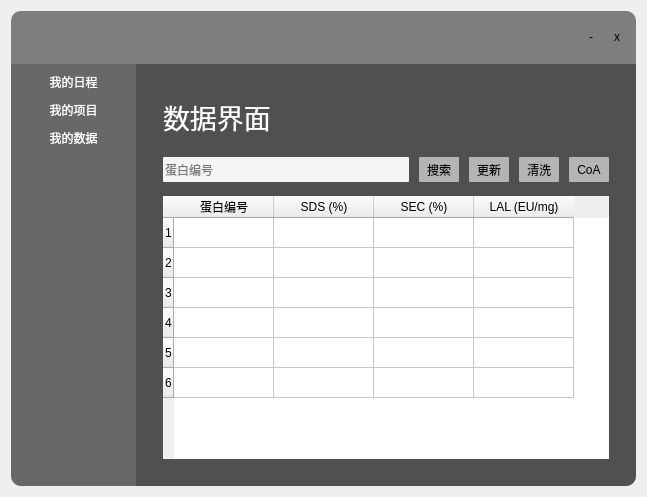
Qt form main.ui (dongfeixiang/QCseek) before a commit.
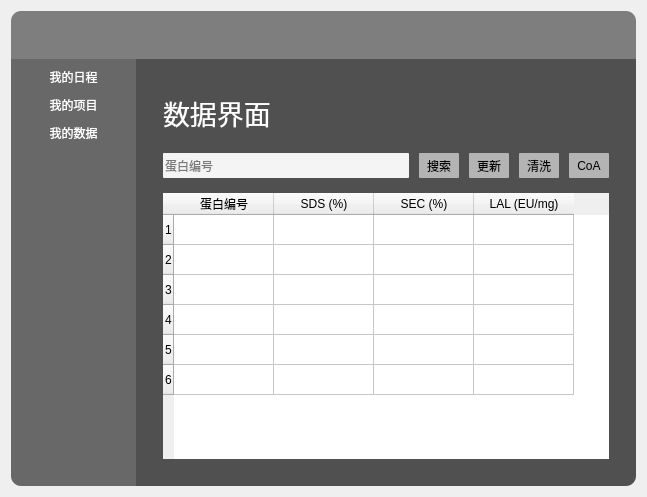
The same form after that commit. Icons and pictures are not drawn.

What changed in the file:
```diff
--- a/main.ui
+++ b/main.ui
@@ -69,6 +69,64 @@
          <enum>QFrame::Raised</enum>
         </property>
         <layout class="QHBoxLayout" name="horizontalLayout_6">
+         <property name="leftMargin">
+          <number>0</number>
+         </property>
+         <property name="topMargin">
+          <number>0</number>
+         </property>
+         <property name="rightMargin">
+          <number>0</number>
+         </property>
+         <property name="bottomMargin">
+          <number>0</number>
+         </property>
+         <item>
+          <widget class="QFrame" name="frame_15">
+           <property name="frameShape">
+            <enum>QFrame::StyledPanel</enum>
+           </property>
+           <property name="frameShadow">
+            <enum>QFrame::Raised</enum>
+           </property>
+           <layout class="QHBoxLayout" name="horizontalLayout_10">
+            <item>
+             <widget class="QLabel" name="label_4">
+              <property name="sizePolicy">
+               <sizepolicy hsizetype="Preferred" vsizetype="Preferred">
+                <horstretch>0</horstretch>
+                <verstretch>0</verstretch>
+               </sizepolicy>
+              </property>
+              <property name="minimumSize">
+               <size>
+                <width>0</width>
+                <height>0</height>
+               </size>
+              </property>
+              <property name="maximumSize">
+               <size>
+                <width>45</width>
+                <height>30</height>
+               </size>
+              </property>
+              <property name="text">
+               <string/>
+              </property>
+              <property name="pixmap">
+               <pixmap resource="res.qrc">:/icon/template/logo.png</pixmap>
+              </property>
+              <property name="scaledContents">
+               <bool>true</bool>
+              </property>
+              <property name="alignment">
+               <set>Qt::AlignBottom|Qt::AlignLeading|Qt::AlignLeft</set>
+              </property>
+             </widget>
+            </item>
+           </layout>
+          </widget>
+         </item>
          <item>
           <spacer name="horizontalSpacer">
            <property name="orientation">
@@ -83,29 +141,136 @@
           </spacer>
          </item>
          <item>
-          <widget class="QPushButton" name="pushButton">
-           <property name="minimumSize">
-            <size>
-             <width>20</width>
-             <height>0</height>
-            </size>
+          <widget class="QFrame" name="frame_14">
+           <property name="frameShape">
+            <enum>QFrame::StyledPanel</enum>
            </property>
-           <property name="text">
-            <string>-</string>
+           <property name="frameShadow">
+            <enum>QFrame::Raised</enum>
            </property>
-          </widget>
-         </item>
-         <item>
-          <widget class="QPushButton" name="pushButton_2">
-           <property name="minimumSize">
-            <size>
-             <width>20</width>
-             <height>0</height>
-            </size>
-           </property>
-           <property name="text">
-            <string>x</string>
-           </property>
+           <layout class="QVBoxLayout" name="verticalLayout_7">
+            <property name="leftMargin">
+             <number>0</number>
+            </property>
+            <property name="topMargin">
+             <number>5</number>
+            </property>
+            <property name="rightMargin">
+             <number>5</number>
+            </property>
+            <property name="bottomMargin">
+             <number>0</number>
+            </property>
+            <item>
+             <widget class="QFrame" name="frame_13">
+              <property name="frameShape">
+               <enum>QFrame::StyledPanel</enum>
+              </property>
+              <property name="frameShadow">
+               <enum>QFrame::Raised</enum>
+              </property>
+              <layout class="QHBoxLayout" name="horizontalLayout_9">
+               <property name="leftMargin">
+                <number>0</number>
+               </property>
+               <property name="topMargin">
+                <number>0</number>
+               </property>
+               <property name="rightMargin">
+                <number>0</number>
+               </property>
+               <property name="bottomMargin">
+                <number>0</number>
+               </property>
+               <item>
+                <widget class="QPushButton" name="pushButton">
+                 <property name="minimumSize">
+                  <size>
+                   <width>20</width>
+                   <height>20</height>
+                  </size>
+                 </property>
+                 <property name="text">
+                  <string/>
+                 </property>
+                 <property name="icon">
+                  <iconset resource="res.qrc">
+                   <normaloff>:/icon/C:/Users/22160/Downloads/Minimize-2.png</normaloff>:/icon/C:/Users/22160/Downloads/Minimize-2.png</iconset>
+                 </property>
+                 <property name="iconSize">
+                  <size>
+                   <width>12</width>
+                   <height>12</height>
+                  </size>
+                 </property>
+                </widget>
+               </item>
+               <item>
+                <widget class="QPushButton" name="pushButton_10">
+                 <property name="minimumSize">
+                  <size>
+                   <width>20</width>
+                   <height>20</height>
+                  </size>
+                 </property>
+                 <property name="text">
+                  <string/>
+                 </property>
+                 <property name="icon">
+                  <iconset resource="res.qrc">
+                   <normaloff>:/icon/C:/Users/22160/Downloads/Maximize-1.png</normaloff>:/icon/C:/Users/22160/Downloads/Maximize-1.png</iconset>
+                 </property>
+                 <property name="iconSize">
+                  <size>
+                   <width>12</width>
+                   <height>12</height>
+                  </size>
+                 </property>
+                </widget>
+               </item>
+               <item>
+                <widget class="QPushButton" name="pushButton_2">
+                 <property name="minimumSize">
+                  <size>
+                   <width>20</width>
+                   <height>20</height>
+                  </size>
+                 </property>
+                 <property name="styleSheet">
+                  <string notr="true"/>
+                 </property>
+                 <property name="text">
+                  <string/>
+                 </property>
+                 <property name="icon">
+                  <iconset resource="res.qrc">
+                   <normaloff>:/icon/C:/Users/22160/Downloads/关闭 (1).png</normaloff>:/icon/C:/Users/22160/Downloads/关闭 (1).png</iconset>
+                 </property>
+                 <property name="iconSize">
+                  <size>
+                   <width>12</width>
+                   <height>12</height>
+                  </size>
+                 </property>
+                </widget>
+               </item>
+              </layout>
+             </widget>
+            </item>
+            <item>
+             <spacer name="verticalSpacer_2">
+              <property name="orientation">
+               <enum>Qt::Vertical</enum>
+              </property>
+              <property name="sizeHint" stdset="0">
+               <size>
+                <width>20</width>
+                <height>40</height>
+               </size>
+              </property>
+             </spacer>
+            </item>
+           </layout>
           </widget>
          </item>
         </layout>
@@ -116,7 +281,7 @@
         <property name="sizePolicy">
          <sizepolicy hsizetype="Preferred" vsizetype="Expanding">
           <horstretch>0</horstretch>
-          <verstretch>8</verstretch>
+          <verstretch>9</verstretch>
          </sizepolicy>
         </property>
         <property name="frameShape">
```
Left out of the diff: 6 changed lines with no effect on the pictures.
